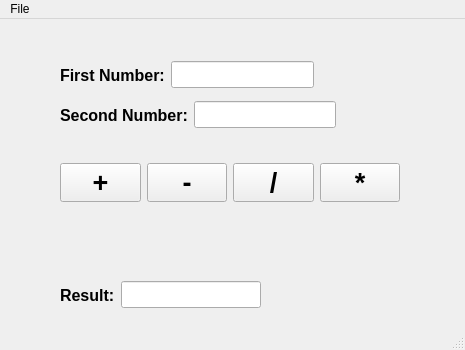
Qt form CmakeWidget/mainwindow.ui (jentor67/Qt6Cmake) before a commit.
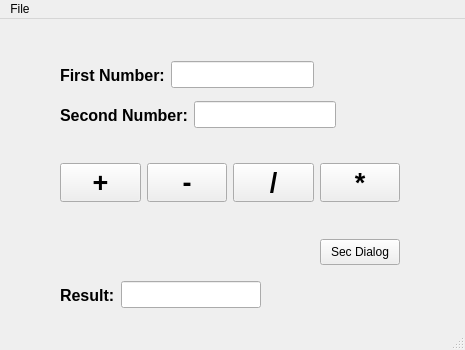
The same form after that commit.

```diff
--- a/CmakeWidget/mainwindow.ui
+++ b/CmakeWidget/mainwindow.ui
@@ -180,6 +180,19 @@
      </item>
     </layout>
    </widget>
+   <widget class="QPushButton" name="pushButton">
+    <property name="geometry">
+     <rect>
+      <x>320</x>
+      <y>220</y>
+      <width>80</width>
+      <height>26</height>
+     </rect>
+    </property>
+    <property name="text">
+     <string>Sec Dialog</string>
+    </property>
+   </widget>
   </widget>
   <widget class="QMenuBar" name="menubar">
    <property name="geometry">
```
Left out of the diff: 2 changed lines with no effect on the pictures.
